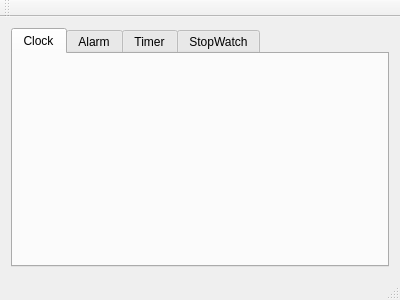
Qt form multi-watch/mainwindow.ui (Halum/multi-watch) before a commit.
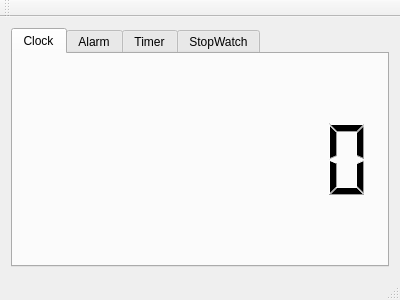
The same form after that commit.

Commit message: #11 - Add working digital clock

Patch:
```diff
--- a/multi-watch/mainwindow.ui
+++ b/multi-watch/mainwindow.ui
@@ -27,6 +27,27 @@
        <attribute name="title">
         <string>Clock</string>
        </attribute>
+       <layout class="QVBoxLayout" name="verticalLayout">
+        <item>
+         <widget class="QLCDNumber" name="digitalClock">
+          <property name="sizePolicy">
+           <sizepolicy hsizetype="Expanding" vsizetype="Preferred">
+            <horstretch>0</horstretch>
+            <verstretch>0</verstretch>
+           </sizepolicy>
+          </property>
+          <property name="frameShape">
+           <enum>QFrame::NoFrame</enum>
+          </property>
+          <property name="digitCount">
+           <number>8</number>
+          </property>
+          <property name="segmentStyle">
+           <enum>QLCDNumber::Filled</enum>
+          </property>
+         </widget>
+        </item>
+       </layout>
       </widget>
       <widget class="QWidget" name="tab_2">
        <attribute name="title">
```
Left out of the diff: 2 changed lines with no effect on the pictures. The commit also changes 3 other files.
